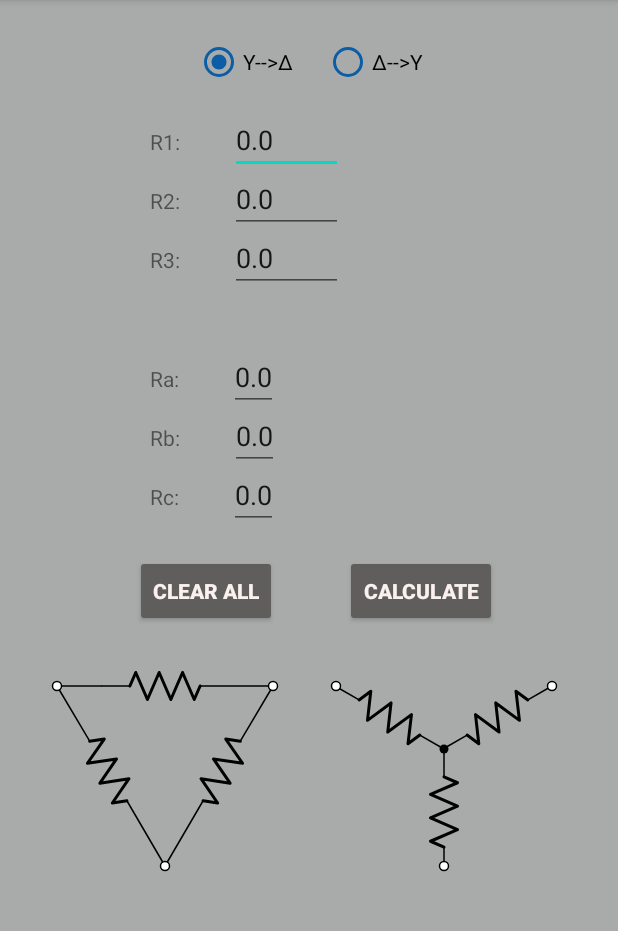
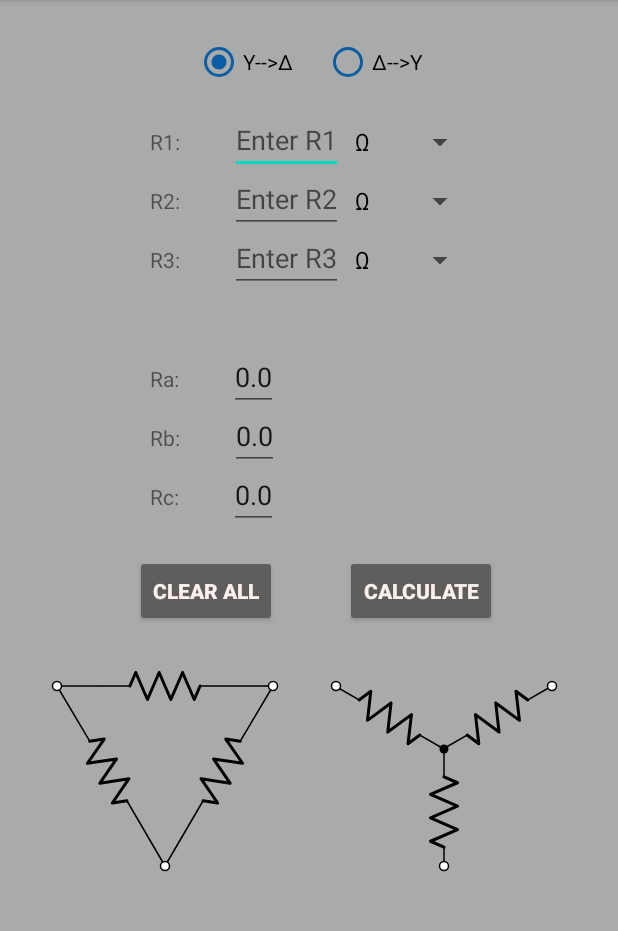
Before and after one commit to SpPap/Star-Delta---Transformation-Android-App, an Android app: the screen it shows after launch (MainActivity), after a tap on "CLEAR ALL", on a phone screen of 412 x 824 dp, the part 84-1015 px from its top. Run offline under Robolectric (Android 15) with nearby library versions, the phone set to English and light mode, and no system bars; 1 other tap on this screen came first.

Commit message:
Added Ohm Units spinner

```diff
--- a/app/src/main/java/com/example/star_deltatransformation/MainActivity.java
+++ b/app/src/main/java/com/example/star_deltatransformation/MainActivity.java
@@ -4,31 +4,45 @@ import androidx.appcompat.app.AppCompatActivity;
 
 import android.os.Bundle;
 import android.view.View;
+import android.widget.AdapterView;
+import android.widget.ArrayAdapter;
 import android.widget.Button;
 import android.widget.EditText;
 import android.widget.RadioButton;
 import android.widget.RadioGroup;
+import android.widget.Spinner;
+
+import java.util.ArrayList;
+import java.util.HashMap;
+import java.util.Set;
+
 
 public class MainActivity extends AppCompatActivity implements View.OnClickListener {
     private EditText edtTextRa, edtTextRb, edtTextRc, edtTextR1, edtTextR2, edtTextR3;
     private Button clearButton, calculateButton;
     private RadioButton wye_to_delta_rdButton, delta_to_wye_rdButton;
     private RadioGroup rdGroup;
+    private Spinner R1_spinner, R2_spinner, R3_spinner;
+
+
     float Rd_1 = 0, Rd_2 = 0, Rd_3 = 0, Ry_1 = 0, Ry_2 = 0, Ry_3 = 0;
+    int unit_1 = 1, unit_2 = 1, unit_3 = 1;
+    String common_unit = "";
 
     @Override
     public void onClick(View view) {
         switch (view.getId()) {
+
             case R.id.calculateButton:
-                float Rd_1 = 0, Rd_2 = 0, Rd_3 = 0;
+
 
                 if (wye_to_delta_rdButton.isChecked()) {
 
                     wye_to_delta();
 
-                    edtTextRa.setText(String.valueOf(this.Rd_1));
-                    edtTextRb.setText(String.valueOf(this.Rd_2));
-                    edtTextRc.setText(String.valueOf(this.Rd_3));
+                    edtTextRa.setText(String.valueOf(this.Rd_1) + " " + common_unit);
+                    edtTextRb.setText(String.valueOf(this.Rd_2) + " " + common_unit);
+                    edtTextRc.setText(String.valueOf(this.Rd_3) + " " + common_unit);
 
                 }
 
@@ -46,10 +60,11 @@ public class MainActivity extends AppCompatActivity implements View.OnClickListe
 
             case R.id.clearButton:
                 String zero = "0.0";
+                String empty = "";
 
-                edtTextR1.setText(zero);
-                edtTextR2.setText(zero);
-                edtTextR3.setText(zero);
+                edtTextR1.setText(empty);
+                edtTextR2.setText(empty);
+                edtTextR3.setText(empty);
                 edtTextRa.setText(zero);
                 edtTextRb.setText(zero);
                 edtTextRc.setText(zero);
@@ -87,15 +102,112 @@ public class MainActivity extends AppCompatActivity implements View.OnClickListe
         calculateButton.setOnClickListener(this);
         clearButton.setOnClickListener(this);
 
+        R1_spinner = findViewById(R.id.R1_spinner);
+        R2_spinner = findViewById(R.id.R2_spinner);
+        R3_spinner = findViewById(R.id.R3_spinner);
+
+
+        final HashMap<String, Integer> ohmUnitsMap = new HashMap<String, Integer>();
+        ohmUnitsMap.put("Ω", 1);
+        ohmUnitsMap.put("kΩ", 1000);
+        ohmUnitsMap.put("MΩ", 1000000);
+
+        //get keys (ohm units) from hashmap
+        Set<String> keysUnits = ohmUnitsMap.keySet();
+
+        final ArrayList<String> unitsList = new ArrayList<String>(keysUnits);
+
+        ArrayAdapter<String> ohmUnitsAdapter = new ArrayAdapter<String>(
+                this,
+                android.R.layout.simple_spinner_dropdown_item,
+                unitsList
+        );
+
+        R1_spinner.setAdapter(ohmUnitsAdapter);
+        R2_spinner.setAdapter(ohmUnitsAdapter);
+        R3_spinner.setAdapter(ohmUnitsAdapter);
+
+        R1_spinner.setOnItemSelectedListener(new AdapterView.OnItemSelectedListener() {
+
+            @Override
+            public void onItemSelected(AdapterView<?> adapterView, View view, int i, long l) {
+                if (R1_spinner.getSelectedItem() == unitsList.get(0)) {
+                    unit_1 = ohmUnitsMap.get("Ω");
+                }
+                if (R1_spinner.getSelectedItem() == unitsList.get(1)) {
+                    unit_1 = ohmUnitsMap.get("kΩ");
+                }
+                if (R1_spinner.getSelectedItem() == unitsList.get(2)) {
+                    unit_1 = ohmUnitsMap.get("MΩ");
+                }
+
+
+            }
+
+            @Override
+            public void onNothingSelected(AdapterView<?> adapterView) {
+
+            }
+        });
+
+        R2_spinner.setOnItemSelectedListener(new AdapterView.OnItemSelectedListener() {
+
+            @Override
+            public void onItemSelected(AdapterView<?> adapterView, View view, int i, long l) {
+                if (R2_spinner.getSelectedItem() == unitsList.get(0)) {
+                    unit_2 = ohmUnitsMap.get("Ω");
+                }
+                if (R2_spinner.getSelectedItem() == unitsList.get(1)) {
+                    unit_2 = ohmUnitsMap.get("kΩ");
+                }
+                if (R2_spinner.getSelectedItem() == unitsList.get(2)) {
+                    unit_2 = ohmUnitsMap.get("MΩ");
+                }
+
+
+            }
+
+            @Override
+            public void onNothingSelected(AdapterView<?> adapterView) {
+
+            }
+        });
+
+        R3_spinner.setOnItemSelectedListener(new AdapterView.OnItemSelectedListener() {
+
+            @Override
+            public void onItemSelected(AdapterView<?> adapterView, View view, int i, long l) {
+                if (R3_spinner.getSelectedItem() == unitsList.get(0)) {
+                    unit_3 = ohmUnitsMap.get("Ω");
+                }
+                if (R3_spinner.getSelectedItem() == unitsList.get(1)) {
+                    unit_3 = ohmUnitsMap.get("kΩ");
+                }
+                if (R3_spinner.getSelectedItem() == unitsList.get(2)) {
+                    unit_3 = ohmUnitsMap.get("MΩ");
+                }
+
+
+            }
+
+            @Override
+            public void onNothingSelected(AdapterView<?> adapterView) {
+
+            }
+        });
+
+        if ((R1_spinner.getSelectedItem().toString()).equals(R2_spinner.getSelectedItem().toString()) && (R1_spinner.getSelectedItem().toString()).equals(R3_spinner.getSelectedItem().toString())) {
+            common_unit = R1_spinner.getSelectedItem().toString();
+        }
 
     }
 
 
     public void wye_to_delta() {
 
-        float Ry_1 = Float.valueOf(edtTextR1.getText().toString());
-        float Ry_2 = Float.valueOf(edtTextR2.getText().toString());
-        float Ry_3 = Float.valueOf(edtTextR3.getText().toString());
+        float Ry_1 = unit_1 * Float.parseFloat(edtTextR1.getText().toString());
+        float Ry_2 = unit_2 * Float.parseFloat(edtTextR2.getText().toString());
+        float Ry_3 = unit_3 * Float.parseFloat(edtTextR3.getText().toString());
 
         float numerator = Ry_1 * Ry_2 + Ry_1 * Ry_3 + Ry_2 * Ry_3;
 
@@ -108,9 +220,9 @@ public class MainActivity extends AppCompatActivity implements View.OnClickListe
 
     public void delta_to_wye() {
 
-        float Rd_1 = Float.valueOf(edtTextR1.getText().toString());
-        float Rd_2 = Float.valueOf(edtTextR2.getText().toString());
-        float Rd_3 = Float.valueOf(edtTextR3.getText().toString());
+        float Rd_1 = unit_1 * Float.parseFloat(edtTextR1.getText().toString());
+        float Rd_2 = unit_2 * Float.parseFloat(edtTextR2.getText().toString());
+        float Rd_3 = unit_3 * Float.parseFloat(edtTextR3.getText().toString());
 
         float denominator = Rd_1 + Rd_2 + Rd_3;
 
@@ -120,4 +232,5 @@ public class MainActivity extends AppCompatActivity implements View.OnClickListe
 
     }
 
+
 }
--- a/app/src/main/res/layout/activity_main.xml
+++ b/app/src/main/res/layout/activity_main.xml
@@ -188,5 +188,26 @@
         android:layout_marginVertical="415dp"
         android:src="@drawable/ic_delta_wye" />
 
+    <Spinner
+        android:id="@+id/R1_spinner"
+        android:layout_width="wrap_content"
+        android:layout_height="wrap_content"
+        android:layout_toRightOf="@id/edtTextR1"
+        android:layout_alignTop="@id/edtTextR1"/>
+
+    <Spinner
+        android:id="@+id/R2_spinner"
+        android:layout_width="wrap_content"
+        android:layout_height="wrap_content"
+        android:layout_toRightOf="@id/edtTextR2"
+        android:layout_alignTop="@id/edtTextR2"/>
+
+    <Spinner
+        android:id="@+id/R3_spinner"
+        android:layout_width="wrap_content"
+        android:layout_height="wrap_content"
+        android:layout_toRightOf="@id/edtTextR3"
+        android:layout_alignTop="@id/edtTextR3"/>
+
 
 </RelativeLayout>
```
Also changed, not shown: 1 other file.
